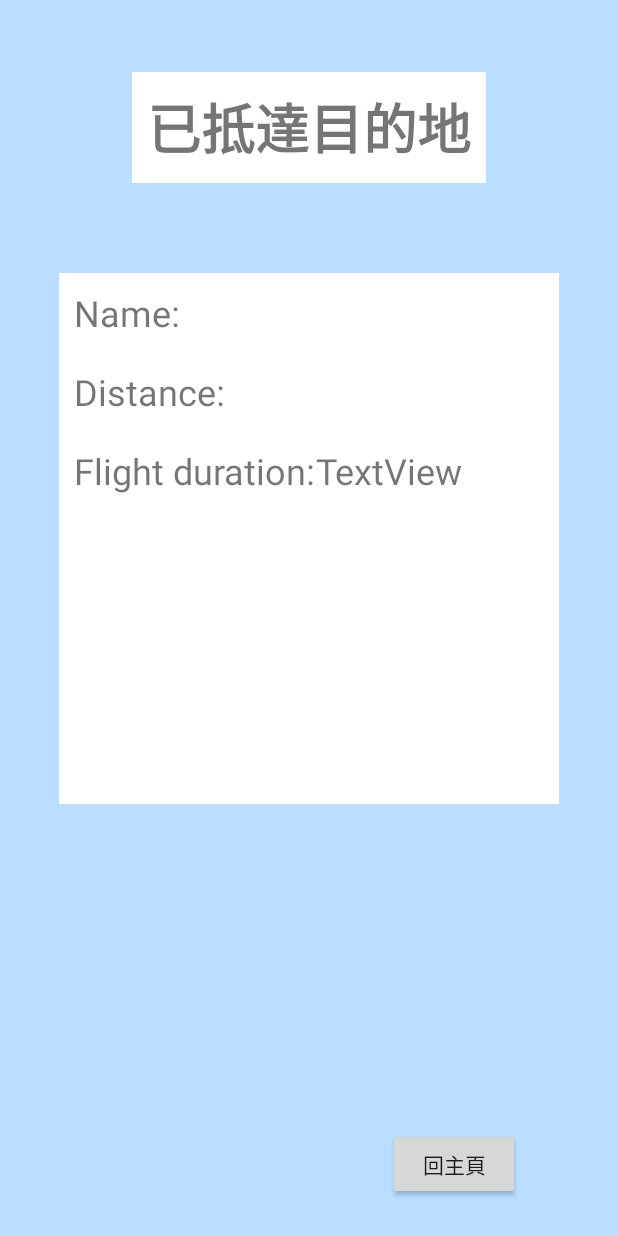
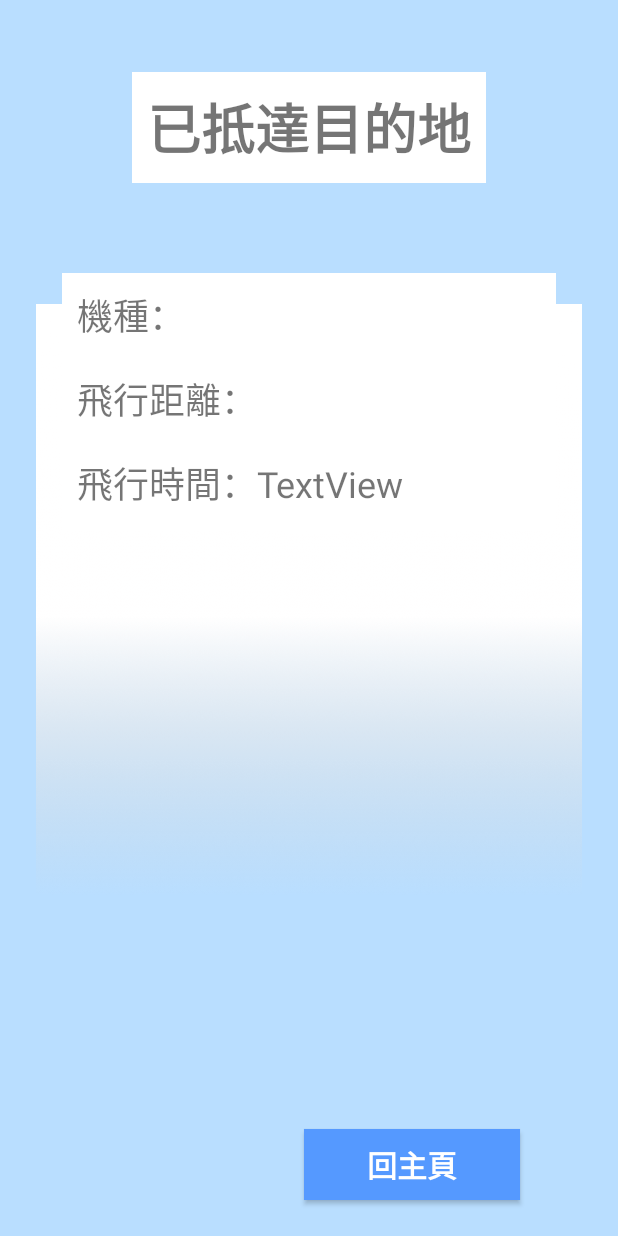
Before and after one commit to ChingWenWen/Fly-for-Freedom, an Android app: the ResultActivity screen opened directly, with no data from a screen before it, on a phone screen of 412 x 824 dp. Run offline under Robolectric (Android 15) with nearby library versions, the phone set to English and light mode, and no system bars.

Commit message:
ui detail

```diff
--- a/app/src/main/res/layout/activity_result.xml
+++ b/app/src/main/res/layout/activity_result.xml
@@ -9,13 +9,18 @@
 
     <Button
         android:id="@+id/backTo"
-        android:layout_width="wrap_content"
-        android:layout_height="wrap_content"
+        android:layout_width="144dp"
+        android:layout_height="47dp"
+        android:layout_gravity="center_horizontal"
         android:layout_marginEnd="65dp"
         android:layout_marginRight="65dp"
         android:layout_marginBottom="24dp"
+        android:background="@color/colorPrimary"
         android:onClick="onClicktoChoose"
         android:text="回主頁"
+        android:textColor="#ffffff"
+        android:textSize="20sp"
+        android:textStyle="bold"
         app:layout_constraintBottom_toBottomOf="parent"
         app:layout_constraintEnd_toEndOf="parent" />
 
@@ -39,20 +44,33 @@
         app:layout_constraintStart_toStartOf="parent"
         app:layout_constraintTop_toTopOf="parent" />
 
+    <ImageView
+        android:id="@+id/imageView4"
+        android:layout_width="0dp"
+        android:layout_height="wrap_content"
+        android:layout_marginStart="24dp"
+        android:layout_marginLeft="24dp"
+        android:layout_marginEnd="24dp"
+        android:layout_marginRight="24dp"
+        app:layout_constraintEnd_toEndOf="parent"
+        app:layout_constraintStart_toStartOf="parent"
+        app:layout_constraintTop_toTopOf="parent"
+        app:srcCompat="@drawable/result_bg" />
+
     <LinearLayout
         android:id="@+id/contest"
-        android:layout_width="333dp"
-        android:layout_height="354dp"
+        android:layout_width="329dp"
+        android:layout_height="172dp"
         android:layout_marginStart="39dp"
         android:layout_marginLeft="39dp"
         android:layout_marginTop="60dp"
         android:layout_marginEnd="39dp"
         android:layout_marginRight="39dp"
+        android:background="#fff"
         android:orientation="vertical"
         app:layout_constraintEnd_toEndOf="parent"
         app:layout_constraintStart_toStartOf="parent"
-        app:layout_constraintTop_toBottomOf="@+id/arrived"
-        android:background="#fff">
+        app:layout_constraintTop_toBottomOf="@+id/arrived">
 
         <LinearLayout
             android:id="@+id/plane"
@@ -65,7 +83,7 @@
                 android:layout_width="wrap_content"
                 android:layout_height="wrap_content"
                 android:layout_weight="1"
-                android:text="Name:"
+                android:text="機種："
                 android:textSize="24sp" />
 
             <TextView
@@ -88,7 +106,7 @@
                 android:id="@+id/textView4"
                 android:layout_width="wrap_content"
                 android:layout_height="wrap_content"
-                android:text="Distance:"
+                android:text="飛行距離："
                 android:textSize="24sp" />
 
             <TextView
@@ -111,7 +129,7 @@
                 android:id="@+id/textView5"
                 android:layout_width="wrap_content"
                 android:layout_height="wrap_content"
-                android:text="Flight duration:"
+                android:text="飛行時間："
                 android:textSize="24sp" />
 
             <TextView
```
Also changed, not shown: app/src/main/res/drawable/result_bg.png (added).
